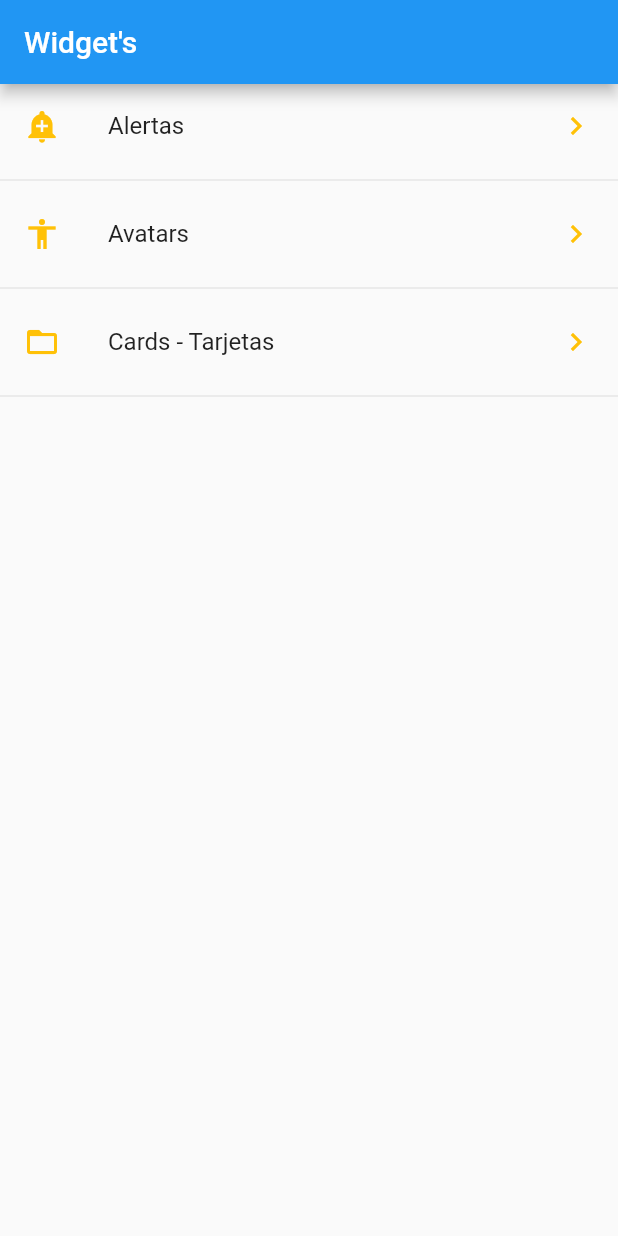
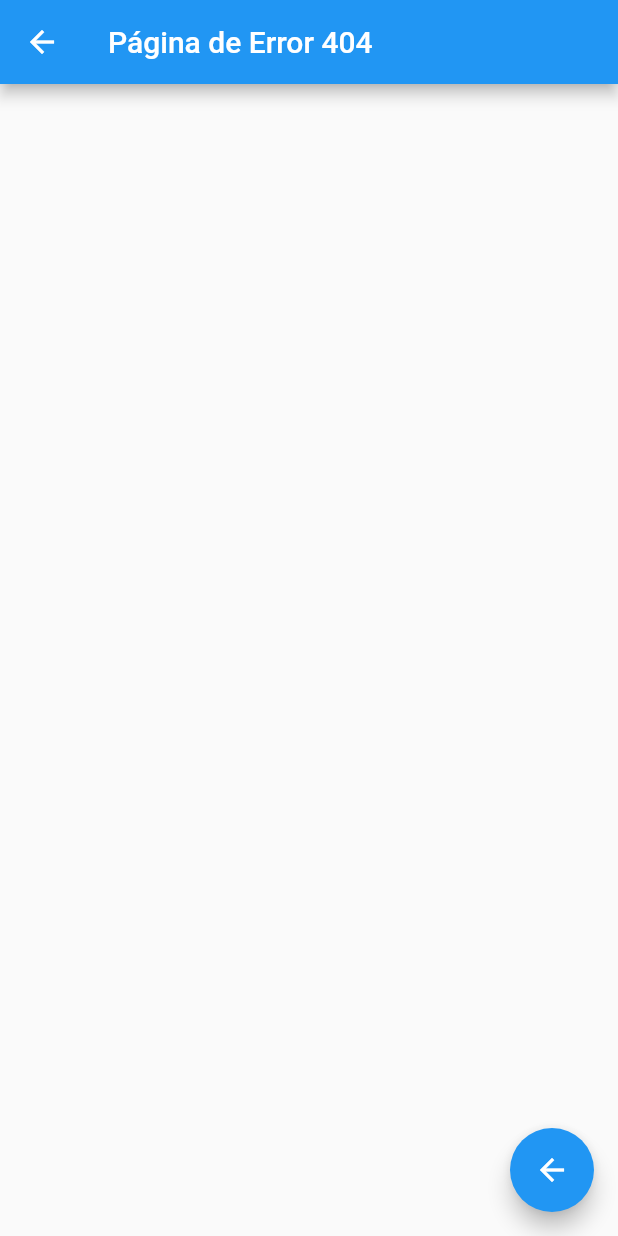
Before and after one commit to bayalad7/flutter-curso-widgets, a Flutter app: the screen it shows after launch, after a tap on "Cards - Tarjetas", on a phone screen of 412 x 824 dp. Run offline on Flutter 3.47's test engine with Material 2 defaults, Android fonts, the phone set to English and light mode, and no system bars.

```diff
--- a/lib/main.dart
+++ b/lib/main.dart
@@ -15,6 +15,8 @@ import 'src/pages/home.dart';
 import 'src/pages/alert.dart';
 import 'src/pages/avatar.dart';
 
+import 'src/pages/404.dart';
+
 void main() => runApp(MyApp());
 
 class MyApp extends StatelessWidget {
@@ -31,6 +33,10 @@ class MyApp extends StatelessWidget {
         "alert": (BuildContext context) => PageAlert(),
         "avatar": (BuildContext context) => PageAvatar(),
       },
+      onGenerateRoute: (RouteSettings settings) {
+        // print("Ruta ${settings.name}");
+        return MaterialPageRoute(builder: (BuildContext context) => PageE404());
+      },
     );
   }
 }
--- /dev/null
+++ b/lib/src/pages/404.dart
@@ -0,0 +1,19 @@
+import 'package:flutter/material.dart';
+
+class PageE404 extends StatelessWidget {
+  @override
+  Widget build(BuildContext context) {
+    return Scaffold(
+      appBar: AppBar(
+        title: Text("Página de Error 404"),
+      ),
+      floatingActionButton: FloatingActionButton(
+        child: Icon(Icons.arrow_back),
+        onPressed: () {
+          // Regresar a la pantalla anterior
+          Navigator.pop(context);
+        },
+      ),
+    );
+  }
+}
```
